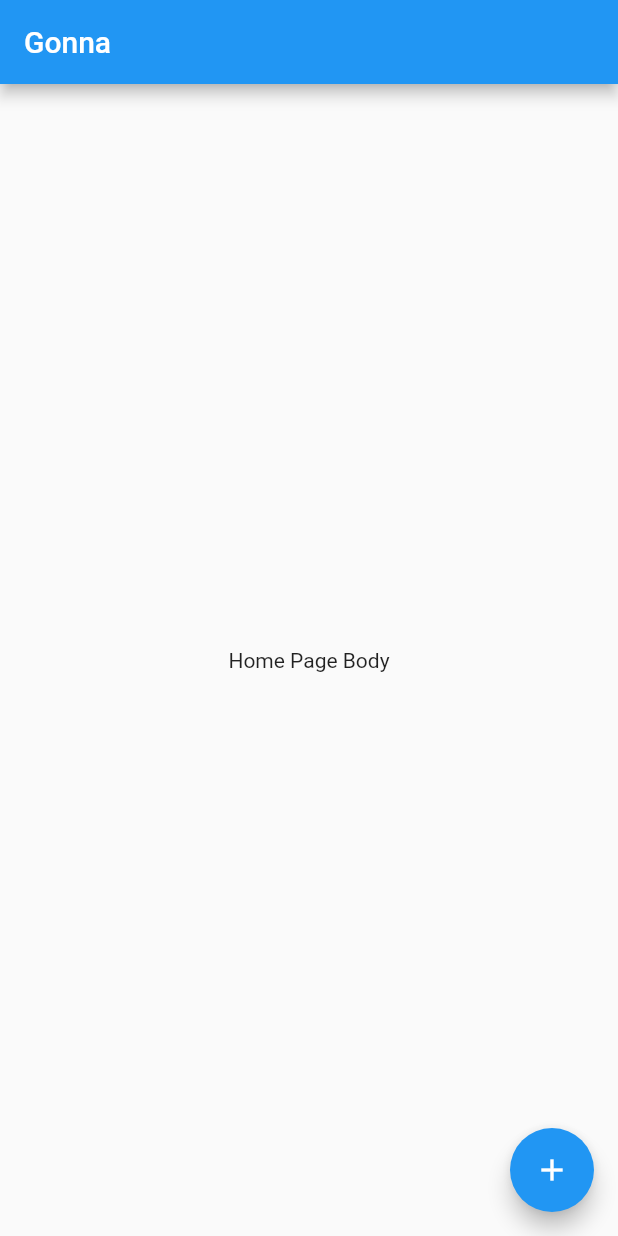
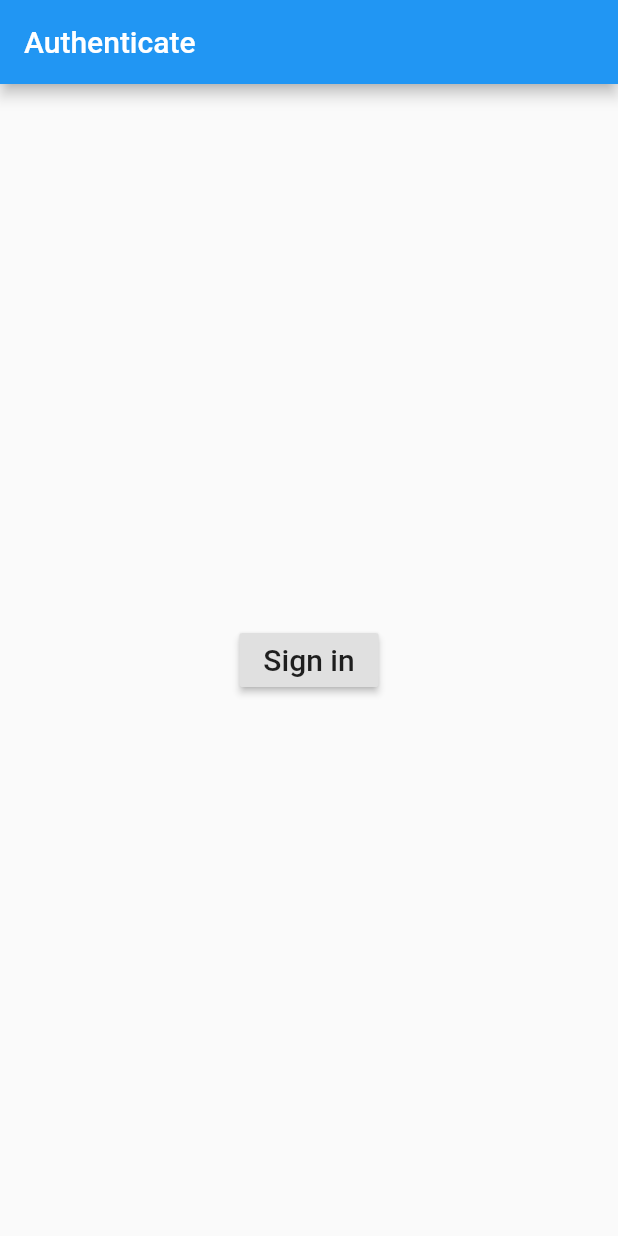
Before and after one commit to negfeed/gonna, a Flutter app: the screen it shows after launch, on a phone screen of 412 x 824 dp. Run offline on Flutter 3.47's test engine with Material 2 defaults, Android fonts, the phone set to English and light mode, and no system bars; our stand-ins replace firebase_auth; missing offline and left inert: flutter_picker; accounts and stored records are empty.

Commit message:
Adds firebase anonymous login authentication.
- Introduces a drawer to allow a user to logout.
- This is a first step towards implementing a non-anonymous auth. Integrating the app to firebase is easier than attempting to integrate the app with firebase + some auth service.

```diff
--- a/client/lib/main.dart
+++ b/client/lib/main.dart
@@ -1,5 +1,10 @@
 import 'package:flutter/material.dart';
+import 'package:gonna_client/pages/auth/AuthPage.dart';
 import 'package:gonna_client/pages/home/home.dart';
+import 'package:gonna_client/services/auth/auth.dart';
+import 'package:provider/provider.dart';
+
+import 'models/user/user.dart';
 
 void main() => runApp(MyApp());
 
@@ -7,10 +12,28 @@ class MyApp extends StatelessWidget {
   // This widget is the root of your application.
   @override
   Widget build(BuildContext context) {
-    return MaterialApp(
-      title: 'Gonna',
-      theme: ThemeData(primarySwatch: Colors.blue),
-      home: HomePage(title: 'Gonna'),
+    return StreamProvider<User>.value(
+      value: AuthService().user,
+      child: MaterialApp(
+        title: 'Gonna',
+        theme: ThemeData(primarySwatch: Colors.blue),
+        home: AuthWrapper(),
+      )
     );
   }
 }
+
+class AuthWrapper extends StatelessWidget {
+  @override
+  Widget build(BuildContext context) {
+
+    final user = Provider.of<User>(context);
+
+    // return either the Home or Authenticate widget
+    if (user == null){
+      return AuthPage();
+    } else {
+      return HomePage();
+    }
+  }
+}
--- /dev/null
+++ b/client/lib/models/user/user.dart
@@ -0,0 +1,6 @@
+class User {
+
+  final String uid;
+
+  User({ this.uid });
+}
--- /dev/null
+++ b/client/lib/pages/auth/AuthPage.dart
@@ -0,0 +1,32 @@
+import 'package:flutter/cupertino.dart';
+import 'package:flutter/material.dart';
+import 'package:gonna_client/services/auth/auth.dart';
+
+class AuthPage extends StatelessWidget {
+
+  final AuthService _auth = AuthService();
+
+  _signIn() {
+    dynamic result = _auth.signInAnon();
+    print(result);
+  }
+
+  @override
+  Widget build(BuildContext context) {
+    return Scaffold(
+      appBar: AppBar(
+        title: Text("Authenticate"),
+      ),
+      body: Center(
+        child: Column(
+          mainAxisAlignment: MainAxisAlignment.center,
+          children: <Widget>[
+            RaisedButton(
+                onPressed: _signIn,
+                child: const Text('Sign in', style: TextStyle(fontSize: 20))),
+          ],
+        ),
+      ),
+    );
+  }
+}
--- a/client/lib/pages/home/home.dart
+++ b/client/lib/pages/home/home.dart
@@ -1,26 +1,43 @@
 import 'package:flutter/material.dart';
 import 'package:gonna_client/pages/create/create.dart';
+import 'package:gonna_client/services/auth/auth.dart';
 
 class HomePage extends StatefulWidget {
-  HomePage({Key key, this.title}) : super(key: key);
-
-  final String title;
-
   @override
   _HomePageState createState() => _HomePageState();
 }
 
 class _HomePageState extends State<HomePage> {
+
+  final AuthService _auth = AuthService();
+
   void _createPlan() {
     Navigator.of(context)
         .push(MaterialPageRoute<void>(builder: (_) => CreatePlanPage()));
+  }
+
+  void _signOut() {
+    _auth.signOut();
   }
 
   @override
   Widget build(BuildContext context) {
     return Scaffold(
       appBar: AppBar(
-        title: Text(widget.title),
+        title: Text("Gonna"),
+      ),
+      drawer: Drawer(
+        child: ListView(
+          children: <Widget>[
+            DrawerHeader(
+              child: Text('Drawer Header'),
+            ),
+            ListTile(
+              title: Text('Sign Out'),
+              onTap: _signOut,
+            ),
+          ],
+        )
       ),
       body: Center(
         child: Column(
--- a/client/pubspec.yaml
+++ b/client/pubspec.yaml
@@ -24,6 +24,12 @@ dependencies:
   # Use with the CupertinoIcons class for iOS style icons.
   cupertino_icons: ^0.1.2
   flutter_picker: ^1.1.0
+
+  # Firebase
+  firebase_core: ^0.4.0+9
+  firebase_auth: ^0.14.0+5
+
+  provider: ^4.0.2
 
 dev_dependencies:
   flutter_test:
```
Also changed, not shown: client/lib/services/auth/auth.dart (added, +38 -0 lines), client/pubspec.lock, 7 other files.
